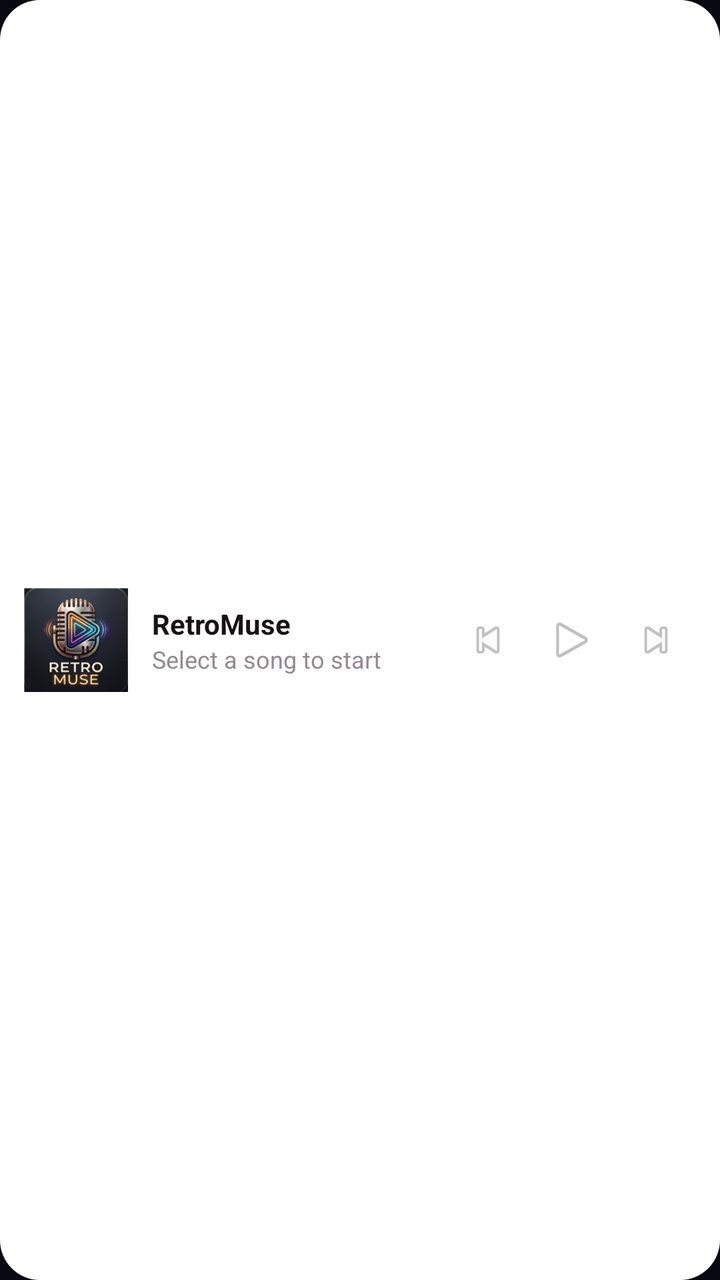
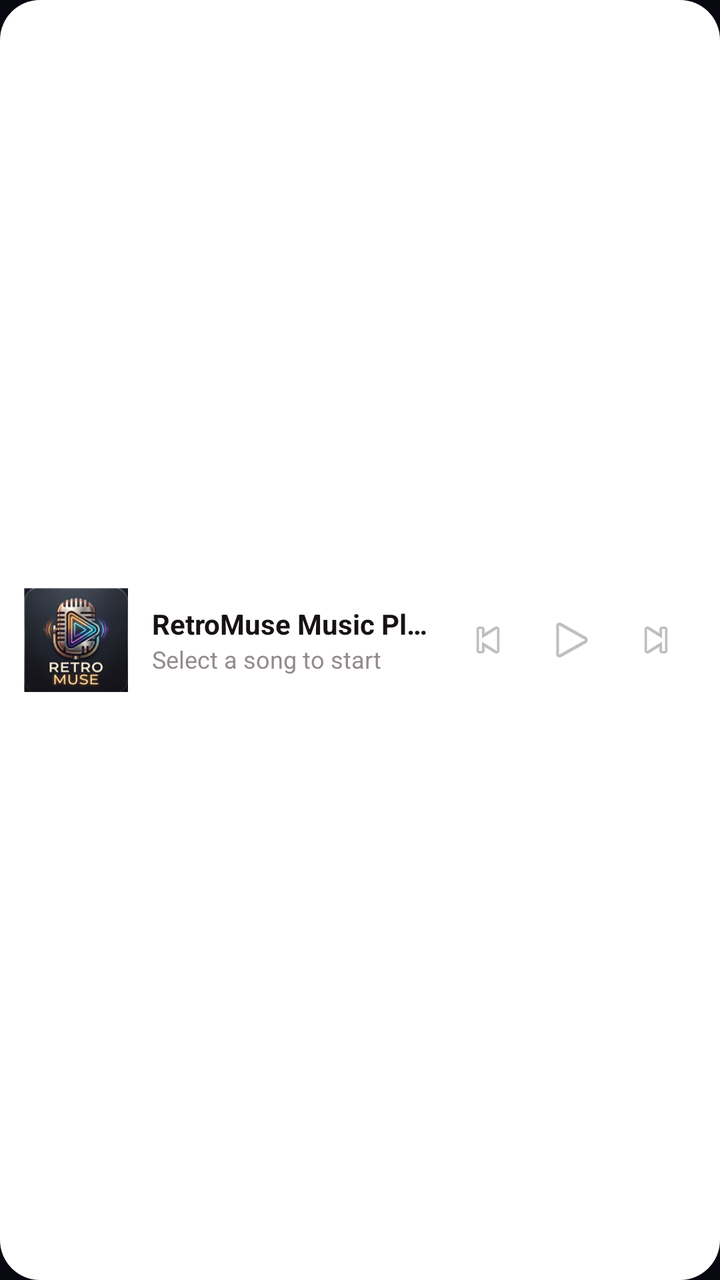

Compare the two renders of this Android layout. The source of the first and the diff that turns it into the second are given below.
<!-- AndroidManifest.xml: application theme Theme.GroovePlayer -->
<!-- res/layout/widget_layout.xml -->
<?xml version="1.0" encoding="utf-8"?>
<LinearLayout xmlns:android="http://schemas.android.com/apk/res/android"
    android:id="@+id/widget_root"
    android:layout_width="match_parent"
    android:layout_height="match_parent"
    android:orientation="horizontal"
    android:background="@drawable/widget_background"
    android:gravity="center_vertical"
    android:padding="12dp">

    
    <ImageView
        android:id="@+id/widget_art"
        android:layout_width="52dp"
        android:layout_height="52dp"
        android:scaleType="centerCrop"
        android:src="@mipmap/ic_launcher_round"
        android:contentDescription="Album artwork" />

    <LinearLayout
        android:layout_width="0dp"
        android:layout_height="wrap_content"
        android:layout_weight="1"
        android:orientation="vertical"
        android:layout_marginStart="12dp"
        android:layout_marginEnd="8dp">

        <TextView
            android:id="@+id/widget_title"
            android:layout_width="match_parent"
            android:layout_height="wrap_content"
            android:text="RetroMuse"
            android:textColor="#FF171214"
            android:textSize="14sp"
            android:textStyle="bold"
            android:maxLines="1"
            android:ellipsize="end" />

        <TextView
            android:id="@+id/widget_artist"
            android:layout_width="match_parent"
            android:layout_height="wrap_content"
            android:text="Select a song to start"
            android:textColor="#FF938A8F"
            android:textSize="12sp"
            android:maxLines="1"
            android:ellipsize="end" />
    </LinearLayout>

    <ImageView
        android:id="@+id/widget_btn_prev"
        android:layout_width="40dp"
        android:layout_height="40dp"
        android:padding="8dp"
        android:src="@android:drawable/ic_media_previous"
        android:contentDescription="Previous"
        android:clickable="true"
        android:focusable="true" />

    <ImageView
        android:id="@+id/widget_btn_play"
        android:layout_width="44dp"
        android:layout_height="44dp"
        android:padding="9dp"
        android:src="@android:drawable/ic_media_play"
        android:contentDescription="Play or pause"
        android:clickable="true"
        android:focusable="true" />

    <ImageView
        android:id="@+id/widget_btn_next"
        android:layout_width="40dp"
        android:layout_height="40dp"
        android:padding="8dp"
        android:src="@android:drawable/ic_media_next"
        android:contentDescription="Next"
        android:clickable="true"
        android:focusable="true" />
</LinearLayout>
<!-- resources referenced by this layout -->
<resources>
  <!-- drawable widget_background (drawable) -->
  <?xml version="1.0" encoding="utf-8"?>
  <shape xmlns:android="http://schemas.android.com/apk/res/android"
      android:shape="rectangle">
      <solid android:color="#FFFFFFFF" />
      <corners android:radius="20dp" />
  </shape>
  <!-- mipmap ic_launcher_round: png bitmap (mipmap-hdpi, 12433 bytes) -->
  <style name="Theme.GroovePlayer" parent="android:Theme.Material.NoActionBar">
          
          <item name="android:statusBarColor">#080810</item>
          <item name="android:windowLightStatusBar">false</item>
          <item name="android:navigationBarColor">#080810</item>
          <item name="android:windowBackground">#080810</item>
      </style>
</resources>

<!-- the commit's change to res/layout/widget_layout.xml (unified diff, before → after) -->
@@ -29,7 +29,7 @@
             android:id="@+id/widget_title"
             android:layout_width="match_parent"
             android:layout_height="wrap_content"
-            android:text="RetroMuse"
+            android:text="@string/app_name"
             android:textColor="#FF171214"
             android:textSize="14sp"
             android:textStyle="bold"
<!-- resource entries referenced after the edit -->
@@ -8,6 +8,7 @@
       <corners android:radius="20dp" />
   </shape>
   <!-- mipmap ic_launcher_round: png bitmap (mipmap-hdpi, 12433 bytes) -->
+  <string name="app_name" translatable="false">RetroMuse Music Player &amp; Editor</string>
   <style name="Theme.GroovePlayer" parent="android:Theme.Material.NoActionBar">
           
           <item name="android:statusBarColor">#080810</item>
